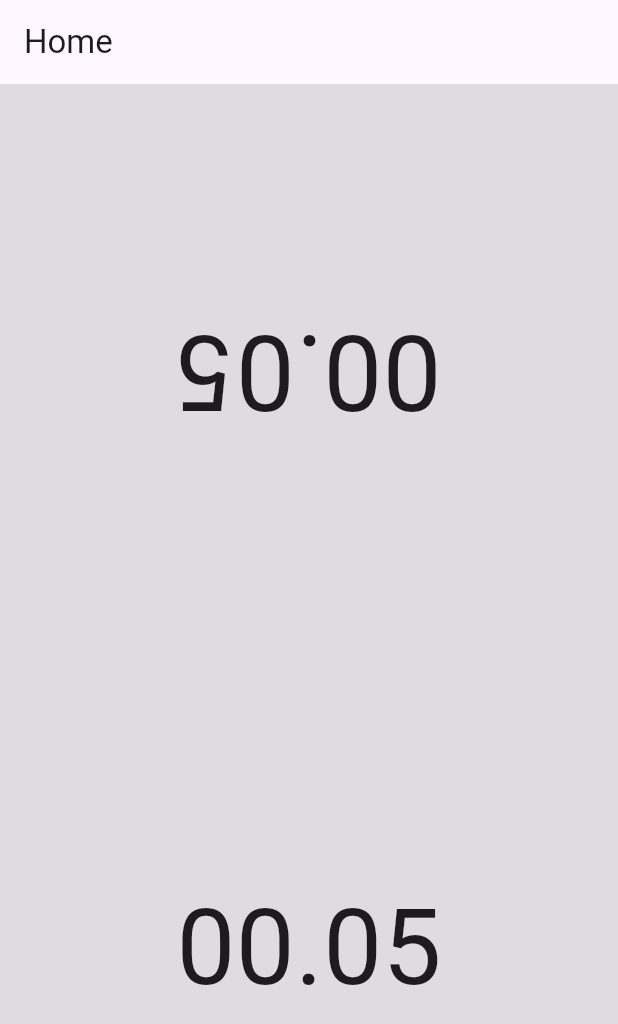
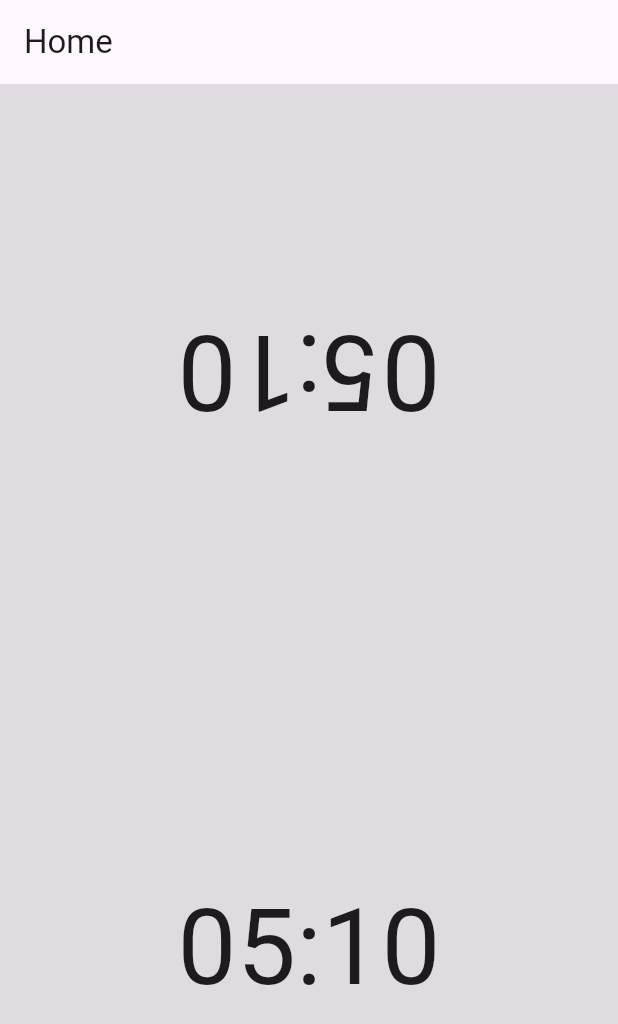
Before and after one commit to Janith19/Scrabble_Timer, a Flutter app: the screen it shows after launch, on a phone screen of 412 x 824 dp. Shown: the top 1024 px of the screen. Run offline on Flutter 3.47's test engine with Material 3 defaults, Android fonts, the phone set to English and light mode, and no system bars.

Commit message:
Before TimerFunction

```diff
--- a/lib/clock_screen_timer.dart
+++ b/lib/clock_screen_timer.dart
@@ -5,11 +5,14 @@ class ClockScreenTimer extends StatelessWidget {
   final bool isTicking;
   final bool isTimeUp;
 
+  final Duration availableTime;
+
   const ClockScreenTimer({
     Key? key,
     this.isReversed = false,
     this.isTicking = false,
     this.isTimeUp = false,
+    required this.availableTime,
   }) : super(key: key);
 
   Color? _getColor() {
@@ -22,6 +25,10 @@ class ClockScreenTimer extends StatelessWidget {
     return Colors.black.withAlpha(30);
   }
 
+  String _getAvailableTimeText() {
+    return availableTime.toString().substring(2, 7);
+  }
+
   @override
   Widget build(BuildContext context) {
     return Container(
@@ -30,7 +37,7 @@ class ClockScreenTimer extends StatelessWidget {
         child: RotatedBox(
           quarterTurns: isReversed ? 2 : 0,
           child: Text(
-            "00.05",
+            _getAvailableTimeText(),
             style: TextStyle(
               fontSize: 70,
             ),
--- a/lib/clock_widget.dart
+++ b/lib/clock_widget.dart
@@ -10,9 +10,13 @@ class ClockWidget extends StatelessWidget {
           Expanded(
             child: ClockScreenTimer(
               isReversed: true,
+              availableTime: Duration(minutes: 5, seconds: 10),
             ),
           ),
-          Expanded(child: ClockScreenTimer()),
+          Expanded(
+              child: ClockScreenTimer(
+            availableTime: Duration(minutes: 5, seconds: 10),
+          )),
         ],
       ),
     );
```
